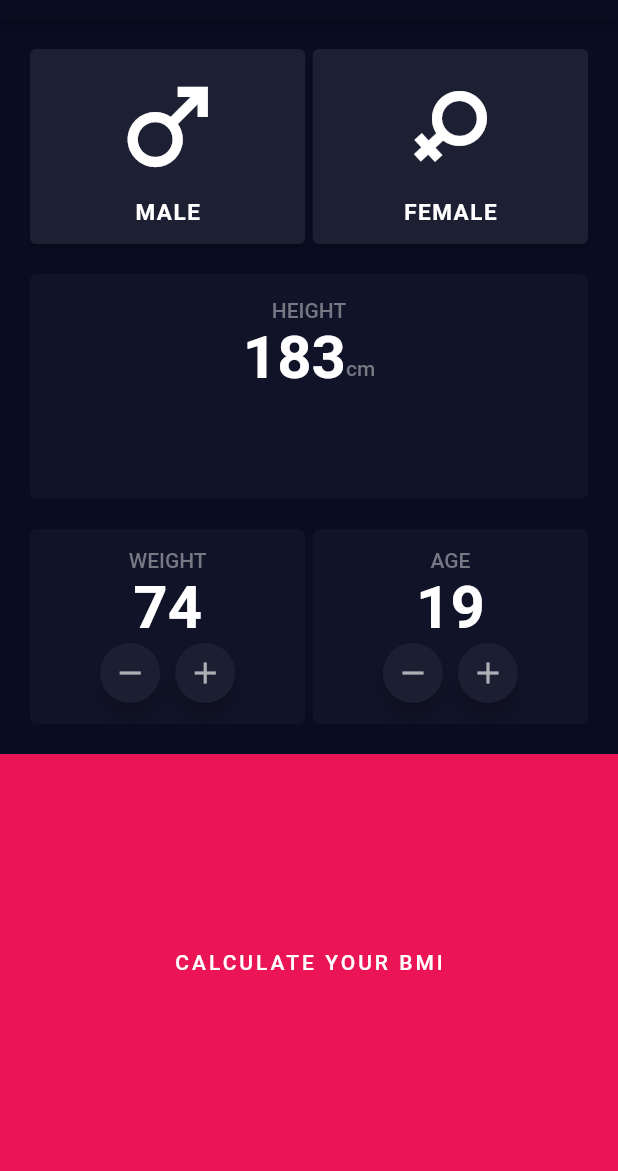
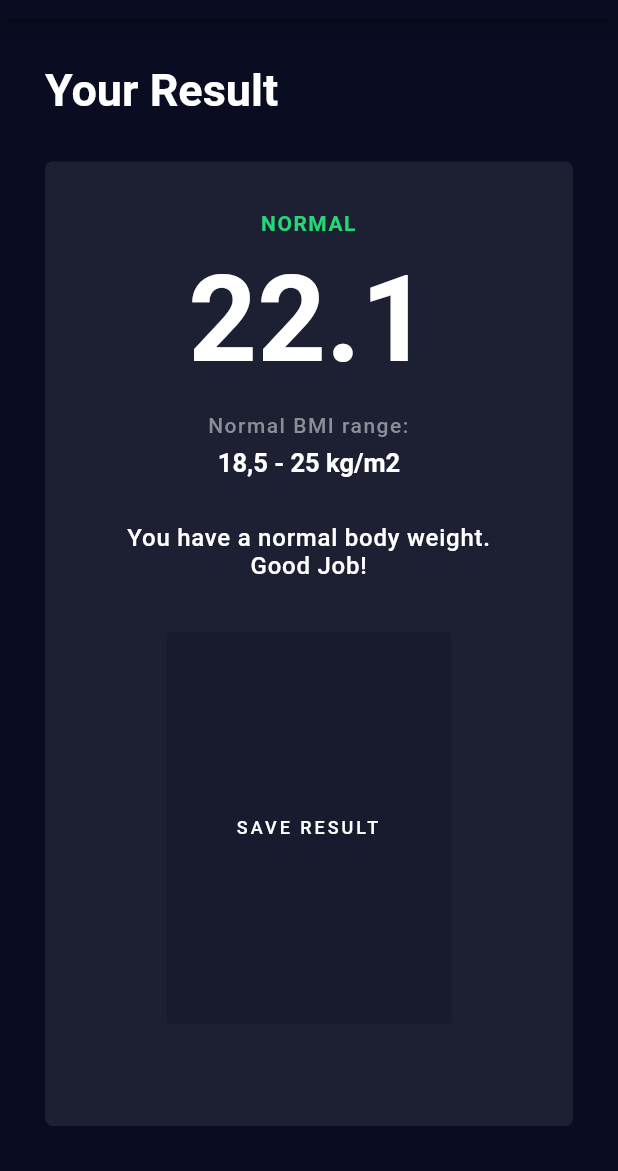
Before and after one commit to zeeshi2k1/bmi_calculator, a Flutter app: the screen it shows after launch, on a phone screen of 412 x 824 dp, the part 65-1236 px from its top. Run offline on Flutter 3.47's test engine with Material 2 defaults, Android fonts, the phone set to English and light mode, and no system bars.

Commit message:
Initiat commit

```diff
--- a/lib/main.dart
+++ b/lib/main.dart
@@ -1,5 +1,6 @@
 import 'package:flutter/material.dart';
 import 'input_page.dart';
+import 'output_page.dart';
 
 void main() => runApp(BMICalculator());
 
@@ -26,7 +27,7 @@ class BMICalculator extends StatelessWidget {
           backgroundColor: Color(0xFF1C1F32),
         ),
       ),
-      home: InputPage(),
+      home: OutputPage(),//InputPage(),
     );
   }
 }
--- /dev/null
+++ b/lib/output_page.dart
@@ -0,0 +1,138 @@
+import 'package:flutter/material.dart';
+
+class OutputPage extends StatefulWidget {
+  @override
+  State<OutputPage> createState() => _OutputPageState();
+}
+
+class _OutputPageState extends State<OutputPage> {
+  @override
+  Widget build(BuildContext context) {
+    return Scaffold(
+      appBar: AppBar(
+        title: Center(
+          child: Text(
+            'BMI CALCULATOR',
+            style: TextStyle(
+              fontSize: 15,
+            ),
+          ),
+        ),
+      ),
+      body: Padding(
+        padding: const EdgeInsets.all(30.0),
+        child: Column(
+          crossAxisAlignment: CrossAxisAlignment.start,
+          children: <Widget>[
+            Text(
+              "Your Result",
+              style: TextStyle(
+                fontSize: 30,
+                fontWeight: FontWeight.w600,
+              ),
+            ),
+            SizedBox(
+              height: 30,
+            ),
+            Expanded(
+              child: Container(
+                height: 100,
+                decoration: BoxDecoration(
+                  borderRadius: BorderRadius.circular(5.0),
+                  color: Color(0xFF1D1F33),
+                ),
+                child: Padding(
+                  padding:
+                      const EdgeInsets.symmetric(vertical: 33, horizontal: 43),
+                  child: Column(
+                    children: <Widget>[
+                      Text(
+                        "NORMAL",
+                        textAlign: TextAlign.center,
+                        style: TextStyle(
+                          fontWeight: FontWeight.bold,
+                          color: Color(0xFF22D976),
+                          fontSize: 14,
+                          letterSpacing: 1,
+                        ),
+                      ),
+                      SizedBox(
+                        height: 10,
+                      ),
+                      Text(
+                        "22.1",
+                        textAlign: TextAlign.center,
+                        style: TextStyle(
+                          fontWeight: FontWeight.bold,
+                          fontSize: 80,
+                        ),
+                      ),
+                      SizedBox(
+                        height: 15,
+                      ),
+                      Text(
+                        "Normal BMI range:",
+                        textAlign: TextAlign.center,
+                        style: TextStyle(
+                          letterSpacing: 1,
+                          color: Color(0xFF8C8D97),
+                          fontWeight: FontWeight.w500,
+                          fontSize: 14,
+                        ),
+                      ),
+                      SizedBox(
+                        height: 7,
+                      ),
+                      Text(
+                        "18,5 - 25 kg/m2",
+                        textAlign: TextAlign.center,
+                        style: TextStyle(
+                          fontWeight: FontWeight.bold,
+                          fontSize: 17,
+                        ),
+                      ),
+                      SizedBox(
+                        height: 30,
+                      ),
+                      Text(
+                        "You have a normal body weight. Good Job!",
+                        textAlign: TextAlign.center,
+                        style: TextStyle(
+                          fontWeight: FontWeight.w500,
+                          fontSize: 16,
+                          letterSpacing: 0.5,
+                        ),
+                      ),
+                      Expanded(
+                        child: Container(
+                          margin: EdgeInsets.symmetric(vertical: 35),
+                          width: 190,
+                          decoration: BoxDecoration(
+                            borderRadius: BorderRadius.circular(1),
+                            color:  Color(0xFF181A2E),
+                          ),
+                          child: TextButton(
+                              onPressed: (){},
+                              child: Text("SAVE RESULT",
+                                textAlign: TextAlign.center,
+                                style: TextStyle(
+                                  letterSpacing: 2,
+                                  color: Colors.white,
+                                  fontSize: 12,
+                                  fontWeight: FontWeight.w500,
+                                ),
+                              ),
+                          ),
+                        ),
+                      ),
+                    ],
+                  ),
+                ),
+              ),
+            ),
+          ],
+        ),
+      ),
+    );
+  }
+}
```
